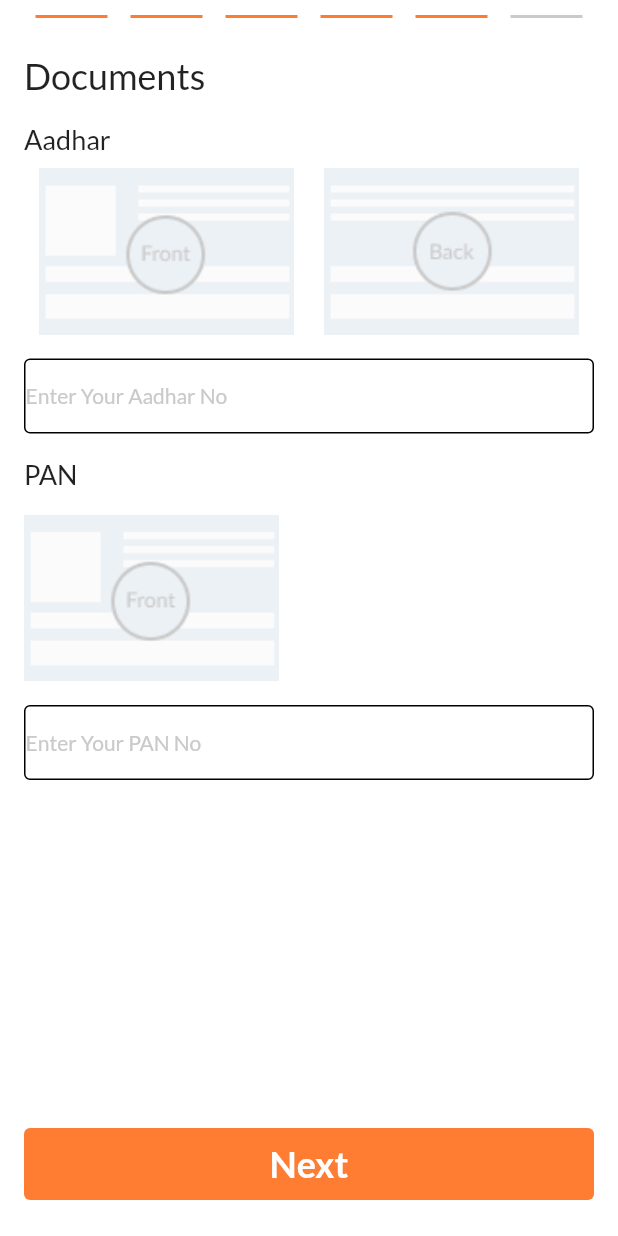
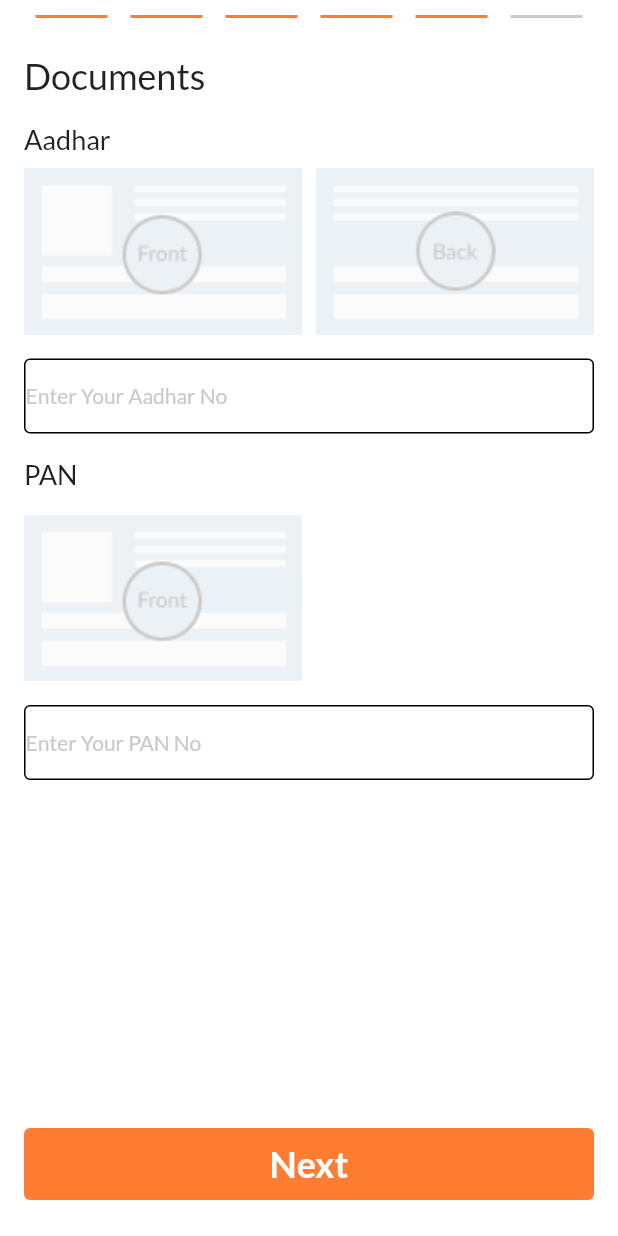
Before and after one commit to Fictivebox-Cloud/Vaikunth-PanditApp, a Flutter app: the Documents_Screen screen opened directly, on a phone screen of 412 x 824 dp. Run offline on Flutter 3.47's test engine with Material 2 defaults, Android fonts, the phone set to English and light mode, and no system bars; our stand-ins replace awesome_dialog, charts_flutter, dotted_border, dotted_line, firebase_auth, firebase_core and 10 more; missing offline and left inert: dart:ffi, status_change; accounts and stored records are empty; network calls fail.

```diff
--- a/lib/Screen/login_flow/Documents_screen.dart
+++ b/lib/Screen/login_flow/Documents_screen.dart
@@ -157,11 +157,14 @@ class _Documents_ScreenState extends State<Documents_Screen> {
                       const SizedBox(
                         height: 8,
                       ),
-                      Row(
-                        mainAxisAlignment: MainAxisAlignment.spaceAround,
+                      SizedBox(
+                        width: wt*1,
+                        child: Row(
+                          mainAxisAlignment: MainAxisAlignment.spaceBetween,
                           children: [
                             //aadhar front
                             SizedBox(
+                              width: wt*0.45,
                               height:111,
                               child: InkWell(
                                 onTap: (){
@@ -182,15 +185,15 @@ class _Documents_ScreenState extends State<Documents_Screen> {
                                   pickedImage1 != null
                                       ? Image.file(
                                     pickedImage1!,
-                                  width: 170,
-                                  height: 170,
+                                    //width: 170,
+                                    //height: 170,
                                     fit: BoxFit.cover,
                                   )
                                       :
                                       Image.asset("assets/images/Aadhar Front.png",
                                   //Image.network('https://i1.wp.com/allinonedirectory.in/wp-content/uploads/2020/04/Dummy-Aadhaar-Screenshot.png?resize=401%2C238&ssl=1',
-                                  width: 170,
-                                  height: 170,
+                                  //  width:170,
+                                    //height: 170,
                                     fit: BoxFit.cover,
                                   ),
                                 ),
@@ -199,6 +202,7 @@ class _Documents_ScreenState extends State<Documents_Screen> {
 
 
                             SizedBox(
+                             width: wt*0.45,
                               height: 111,
                               child: InkWell(
                                 onTap: (){
@@ -219,14 +223,14 @@ class _Documents_ScreenState extends State<Documents_Screen> {
                                   pickedImage0 != null
                                       ? Image.file(
                                     pickedImage0!,
-                                  width: 170,
-                                  height: 170,
+                                    //width: 170,
+                                    //height: 170,
                                     fit: BoxFit.cover,
                                   )
                                       :Image.asset("assets/images/Aadhar Back.png",
                                   //Image.network('https://upload.wikimedia.org/wikipedia/commons/5/5f/Alberto_conversi_profile_pic.jpg',
-                                  width: 170,
-                                  height: 170,
+                                    //width: 170,
+                                    //height: 170,
                                     fit: BoxFit.cover,
                                   ),
                                 ),
@@ -234,6 +238,7 @@ class _Documents_ScreenState extends State<Documents_Screen> {
                             ),
 
                           ],
+                        ),
                       ),
                       SizedBox(
                         height: 16,
@@ -276,6 +281,7 @@ class _Documents_ScreenState extends State<Documents_Screen> {
                       ),
 
                       SizedBox(
+                        width: wt*0.45,
                         height:111,
                         child: InkWell(
                           onTap: (){
@@ -296,15 +302,15 @@ class _Documents_ScreenState extends State<Documents_Screen> {
                             pickedImage2 != null
                                 ? Image.file(
                               pickedImage2!,
-                              width: 170,
-                              height: 170,
+                              //width: 170,
+                              //height: 170,
                               fit: BoxFit.cover,
                             )
                                 :
                             Image.asset("assets/images/PAN.png",
                               //Image.network('https://i1.wp.com/allinonedirectory.in/wp-content/uploads/2020/04/Dummy-Aadhaar-Screenshot.png?resize=401%2C238&ssl=1',
-                              width: 170,
-                              height: 170,
+                              //width: 170,
+                              //height: 170,
                               fit: BoxFit.cover,
                             ),
                           ),
--- a/lib/main.dart
+++ b/lib/main.dart
@@ -4,6 +4,7 @@ import 'package:flutter_bloc/flutter_bloc.dart';
 import 'package:get/get_navigation/src/root/get_material_app.dart';
 import 'package:panditapp/Phone_Auth/auth_cubit.dart';
 import 'package:panditapp/Phone_Auth/auth_state.dart';
+import 'package:panditapp/Screen/Home/Home_Screen.dart';
 import 'package:panditapp/Screen/login_flow/Name_Screen.dart';
 import 'package:panditapp/Screen/login_flow/Phone_Number.dart';
 import 'package:panditapp/Services/CityListApi.dart';
@@ -64,6 +65,7 @@ class MyApp extends StatelessWidget {
             builder: (context,state)
             {
               if(state is AuthLoggedInState){
+                //return Home_Screen();
                 return Name_Screen();
               }
               else if(state is AuthLoggedOutState){
```
Also changed, not shown: lib/Screen/login_flow/Account_details.dart (+41 -39 lines), lib/Screen/login_flow/Name_Screen.dart (+11 -0 lines), lib/Screen/login_flow/user_register.dart (+34 -2 lines), lib/Services/ApiCallLogin.dart (+87 -149 lines). Lines whose indentation alone changed are shown as unchanged.
